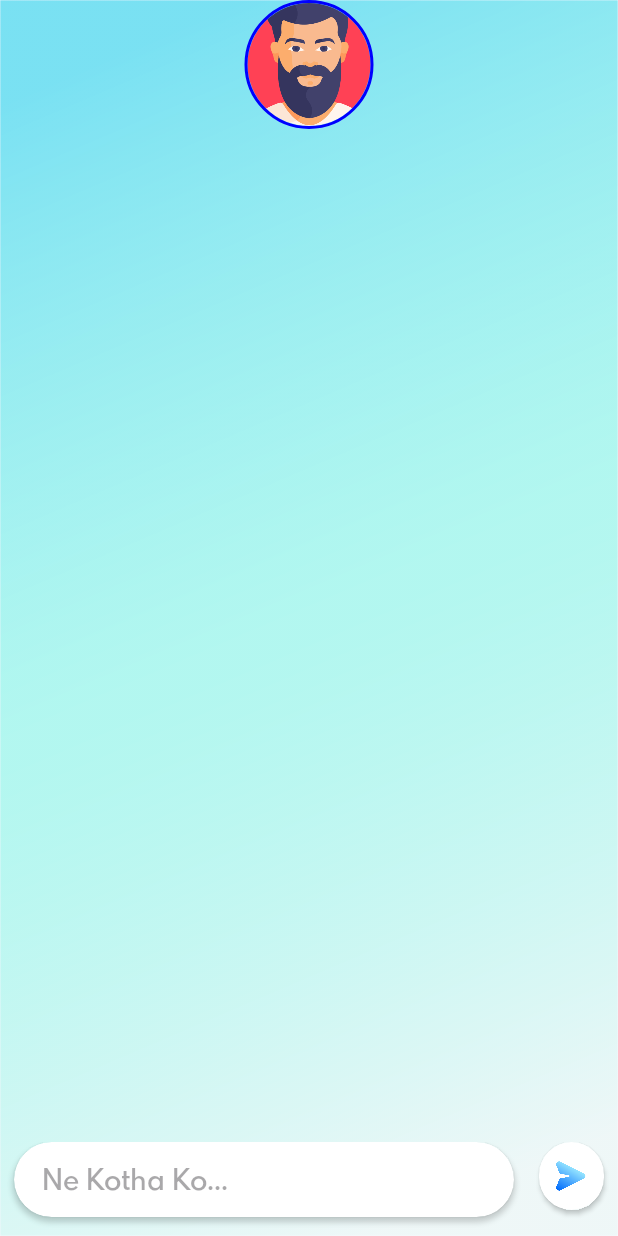
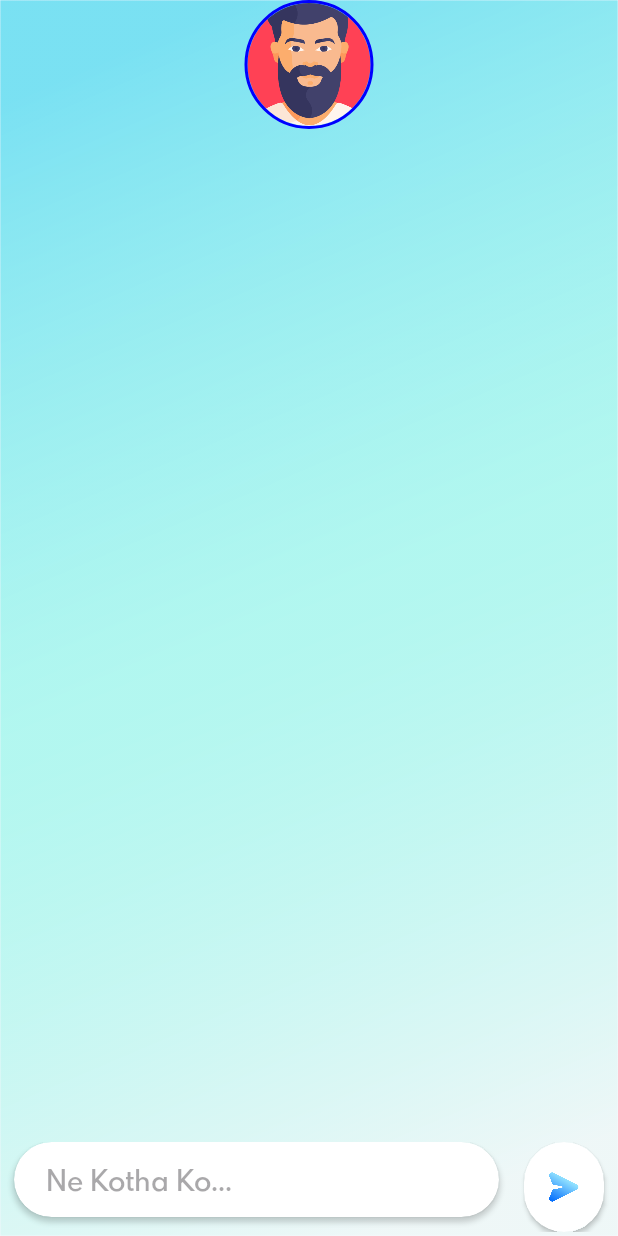
Before and after one commit to safa-jsk/Kotha-Ko, an Android app: the chat_box screen opened directly, with no data from a screen before it, on a phone screen of 412 x 824 dp. Run offline under Robolectric (Android 15) with nearby library versions, the phone set to English and light mode, and no system bars; our stand-ins replace CircleImageView, Firebase (no records; nobody signed in at launch, a user with empty details on screens opened directly), Picasso; pictures from the network do not load.

Commit message:
Added Keyboard Avoiding View and fixed scrollbar issue in Sign Up and Chat Box

```diff
--- a/app/src/main/res/layout/activity_chatbox.xml
+++ b/app/src/main/res/layout/activity_chatbox.xml
@@ -1,5 +1,5 @@
 <?xml version="1.0" encoding="utf-8"?>
-<RelativeLayout
+<ScrollView
     xmlns:android="http://schemas.android.com/apk/res/android"
     xmlns:app="http://schemas.android.com/apk/res-auto"
     xmlns:tools="http://schemas.android.com/tools"
@@ -7,7 +7,13 @@
     android:layout_width="match_parent"
     android:layout_height="match_parent"
     android:background="@drawable/chat_back1"
+    android:fillViewport="true"
+    android:scrollbars="vertical"
     tools:context=".chat_box">
+
+    <RelativeLayout
+        android:layout_width="match_parent"
+        android:layout_height="wrap_content">
 
         <LinearLayout
             android:id="@+id/linear_layout"
@@ -77,11 +83,12 @@
 
                 <EditText
                     android:id="@+id/edit_chat"
-                android:layout_width="296dp"
-                android:layout_height="41dp"
+                    android:layout_width="300dp"
+                    android:layout_height="50dp"
                     android:layout_gravity="center"
                     android:background="@null"
                     android:fontFamily="@font/spartan_bold"
+                    android:layout_marginStart="10dp"
                     android:hint="@string/ne_kotha_ko"
                     android:importantForAutofill="no"
                     android:inputType=""
@@ -91,8 +98,8 @@
 
             <androidx.cardview.widget.CardView
                 android:id="@+id/card_send"
-            android:layout_width="100.50dp"
-            android:layout_height="45.50dp"
+                android:layout_width="120sp"
+                android:layout_height="60sp"
                 android:background="#ffffff"
                 app:cardCornerRadius="32.50dp"
                 android:layout_marginStart="6.50dp"
@@ -112,3 +119,4 @@
         </LinearLayout>
 
     </RelativeLayout>
+</ScrollView>
```
Also changed, not shown: app/src/main/AndroidManifest.xml (+8 -4 lines), app/src/main/res/layout/activity_signup.xml (+11 -2 lines). Lines whose indentation alone changed are shown as unchanged.
